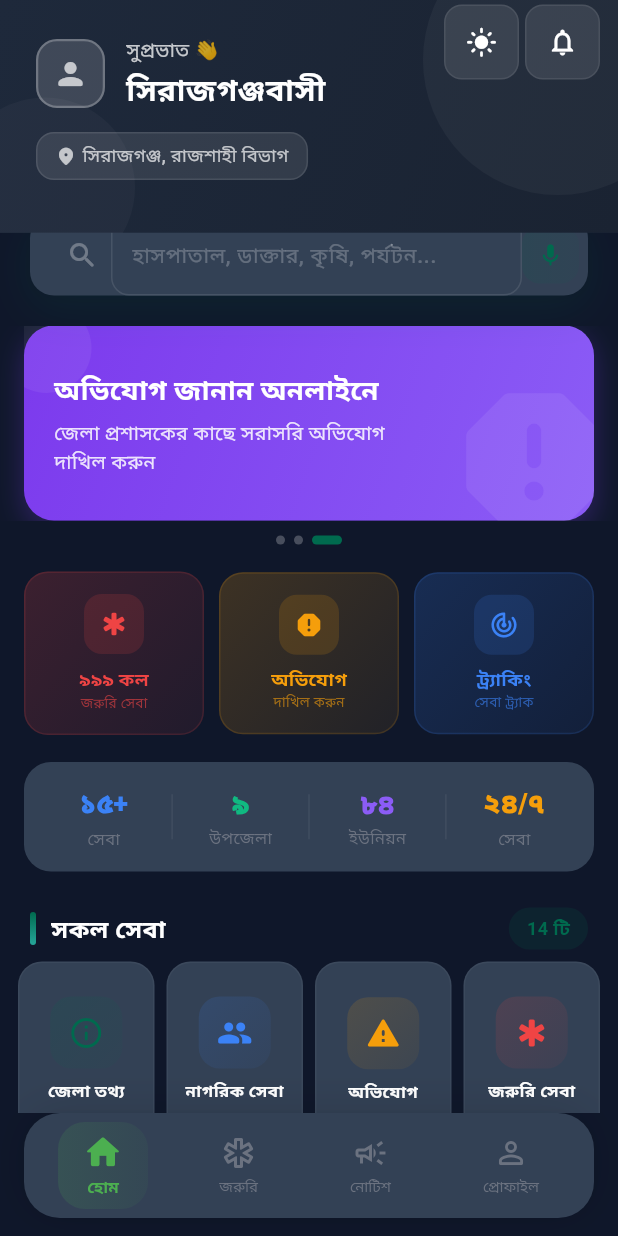
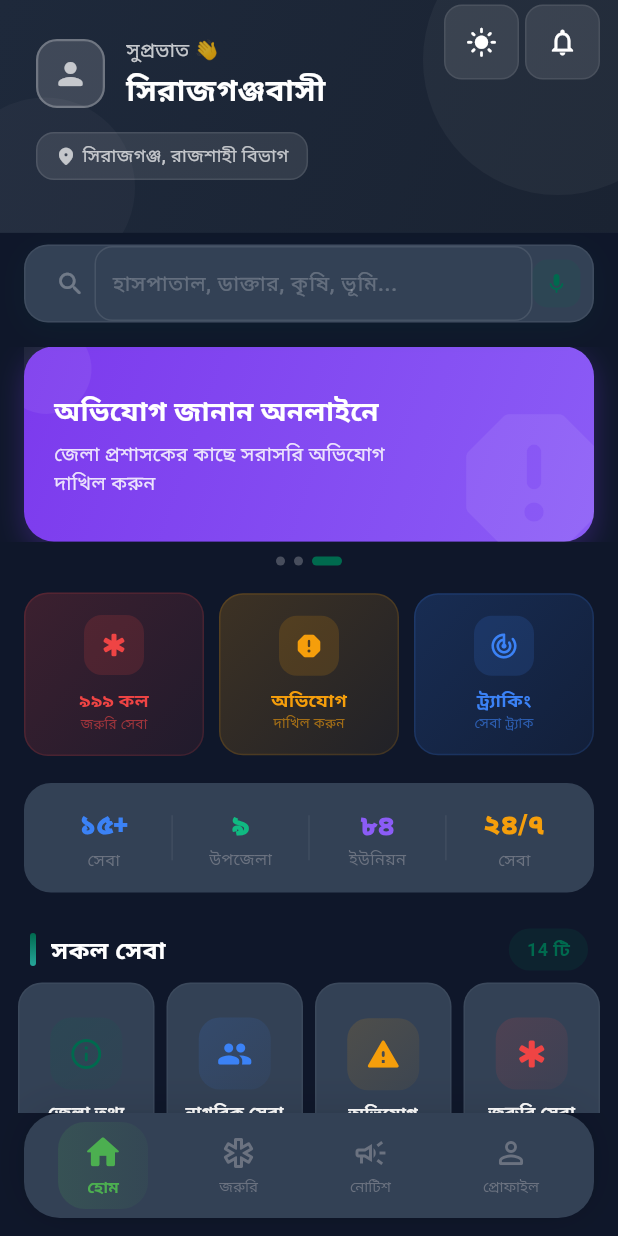
Before and after one commit to Atikul-debug/Jelasheba-App, a Flutter app: the screen it shows after launch, after a tap on the "dark mode" icon, on a phone screen of 412 x 824 dp. Run offline on Flutter 3.47's test engine with Material 3 defaults, Android fonts, the phone set to English and light mode, and no system bars; our stand-ins replace shared_preferences.

Commit message:
Make search bar sticky (pinned) on scroll + improved design
Search bar now uses SliverPersistentHeader with pinned: true
- Stays visible at top when user scrolls down
- Never disappears behind content
- Gets subtle shadow when scrolled (overlapping detection)

Design improvements:
- Active border: green border appears when typing
- Compact 68px height, centered vertically
- Background matches scaffold color for seamless look
- Smooth transition between states
- Separate _SearchBarDelegate class for clean code

Co-Authored-By: Claude Opus 4.6 (1M context) <noreply@anthropic.com>

```diff
--- a/lib/features/home/screens/home_screen.dart
+++ b/lib/features/home/screens/home_screen.dart
@@ -281,91 +281,16 @@ class _HomeScreenState extends State<HomeScreen> with TickerProviderStateMixin {
           ],
         ),
 
-        // Search Bar - Premium Design
-        SliverToBoxAdapter(
-          child: Transform.translate(
-            offset: const Offset(0, -12),
-            child: Padding(
-              padding: const EdgeInsets.symmetric(horizontal: 20),
-              child: Container(
-                decoration: BoxDecoration(
-                  color: isDark ? AppColors.darkCard : Colors.white,
-                  borderRadius: BorderRadius.circular(16),
-                  boxShadow: [
-                    BoxShadow(color: AppColors.primary.withValues(alpha: isDark ? 0.15 : 0.12), blurRadius: 24, offset: const Offset(0, 8)),
-                    BoxShadow(color: Colors.black.withValues(alpha: 0.04), blurRadius: 8, offset: const Offset(0, 2)),
-                  ],
-                ),
-                child: Row(
-                  children: [
-                    // Search icon
-                    Padding(
-                      padding: const EdgeInsets.only(left: 16),
-                      child: AnimatedContainer(
-                        duration: const Duration(milliseconds: 200),
-                        padding: const EdgeInsets.all(8),
-                        decoration: BoxDecoration(
-                          color: _searchQuery.isNotEmpty ? AppColors.primary.withValues(alpha: 0.1) : Colors.transparent,
-                          borderRadius: BorderRadius.circular(10),
-                        ),
-                        child: Icon(
-                          Icons.search_rounded,
-                          color: _searchQuery.isNotEmpty ? AppColors.primary : (isDark ? Colors.white30 : Colors.grey[400]),
-                          size: 22,
-                        ),
-                      ),
-                    ),
-                    // Text field
-                    Expanded(
-                      child: TextField(
-                        controller: _searchController,
-                        focusNode: _searchFocus,
-                        style: const TextStyle(fontSize: 14, fontWeight: FontWeight.w500),
-                        decoration: InputDecoration(
-                          hintText: 'হাসপাতাল, ডাক্তার, কৃষি, পর্যটন...',
-                          hintStyle: TextStyle(color: isDark ? Colors.white24 : Colors.grey[350], fontSize: 14),
-                          border: InputBorder.none,
-                          contentPadding: const EdgeInsets.symmetric(horizontal: 10, vertical: 16),
-                        ),
-                        onChanged: (value) => setState(() => _searchQuery = value),
-                      ),
-                    ),
-                    // Clear / mic button
-                    if (_searchQuery.isNotEmpty)
-                      Padding(
-                        padding: const EdgeInsets.only(right: 6),
-                        child: Material(
-                          color: Colors.transparent,
-                          child: InkWell(
-                            onTap: () { _searchController.clear(); setState(() => _searchQuery = ''); _searchFocus.unfocus(); },
-                            borderRadius: BorderRadius.circular(12),
-                            child: Container(
-                              padding: const EdgeInsets.all(10),
-                              decoration: BoxDecoration(
-                                color: AppColors.error.withValues(alpha: 0.08),
-                                borderRadius: BorderRadius.circular(12),
-                              ),
-                              child: const Icon(Icons.close_rounded, color: AppColors.error, size: 18),
-                            ),
-                          ),
-                        ),
-                      )
-                    else
-                      Padding(
-                        padding: const EdgeInsets.only(right: 6),
-                        child: Container(
-                          padding: const EdgeInsets.all(10),
-                          decoration: BoxDecoration(
-                            gradient: LinearGradient(colors: [AppColors.primary.withValues(alpha: 0.12), AppColors.primary.withValues(alpha: 0.06)]),
-                            borderRadius: BorderRadius.circular(12),
-                          ),
-                          child: const Icon(Icons.mic_rounded, color: AppColors.primary, size: 18),
-                        ),
-                      ),
-                  ],
-                ),
-              ),
-            ),
+        // Sticky Search Bar - stays pinned on scroll
+        SliverPersistentHeader(
+          pinned: true,
+          delegate: _SearchBarDelegate(
+            isDark: isDark,
+            searchQuery: _searchQuery,
+            searchController: _searchController,
+            searchFocus: _searchFocus,
+            onChanged: (value) => setState(() => _searchQuery = value),
+            onClear: () { _searchController.clear(); setState(() => _searchQuery = ''); _searchFocus.unfocus(); },
           ),
         ),
 
@@ -1062,3 +987,117 @@ class _HomeScreenState extends State<HomeScreen> with TickerProviderStateMixin {
     );
   }
 }
+
+// Sticky search bar delegate
+class _SearchBarDelegate extends SliverPersistentHeaderDelegate {
+  final bool isDark;
+  final String searchQuery;
+  final TextEditingController searchController;
+  final FocusNode searchFocus;
+  final ValueChanged<String> onChanged;
+  final VoidCallback onClear;
+
+  _SearchBarDelegate({
+    required this.isDark,
+    required this.searchQuery,
+    required this.searchController,
+    required this.searchFocus,
+    required this.onChanged,
+    required this.onClear,
+  });
+
+  @override
+  double get maxExtent => 68;
+
+  @override
+  double get minExtent => 68;
+
+  @override
+  bool shouldRebuild(covariant _SearchBarDelegate oldDelegate) =>
+      oldDelegate.searchQuery != searchQuery || oldDelegate.isDark != isDark;
+
+  @override
+  Widget build(BuildContext context, double shrinkOffset, bool overlapsContent) {
+    return Container(
+      color: isDark ? AppColors.darkBackground : AppColors.background,
+      padding: const EdgeInsets.fromLTRB(16, 8, 16, 8),
+      child: Container(
+        decoration: BoxDecoration(
+          color: isDark ? AppColors.darkCard : Colors.white,
+          borderRadius: BorderRadius.circular(16),
+          boxShadow: [
+            if (shrinkOffset > 0)
+              BoxShadow(color: Colors.black.withValues(alpha: 0.08), blurRadius: 12, offset: const Offset(0, 4)),
+            BoxShadow(color: AppColors.primary.withValues(alpha: isDark ? 0.08 : 0.06), blurRadius: 16, offset: const Offset(0, 4)),
+          ],
+          border: Border.all(
+            color: searchQuery.isNotEmpty
+                ? AppColors.primary.withValues(alpha: 0.3)
+                : (isDark ? Colors.white.withValues(alpha: 0.06) : Colors.grey.withValues(alpha: 0.1)),
+            width: searchQuery.isNotEmpty ? 1.5 : 1,
+          ),
+        ),
+        child: Row(
+          children: [
+            // Search icon
+            Padding(
+              padding: const EdgeInsets.only(left: 14),
+              child: Container(
+                padding: const EdgeInsets.all(6),
+                decoration: BoxDecoration(
+                  color: searchQuery.isNotEmpty ? AppColors.primary.withValues(alpha: 0.1) : Colors.transparent,
+                  borderRadius: BorderRadius.circular(8),
+                ),
+                child: Icon(
+                  Icons.search_rounded,
+                  color: searchQuery.isNotEmpty ? AppColors.primary : (isDark ? Colors.white30 : Colors.grey[400]),
+                  size: 20,
+                ),
+              ),
+            ),
+            // Text field
+            Expanded(
+              child: TextField(
+                controller: searchController,
+                focusNode: searchFocus,
+                style: const TextStyle(fontSize: 14, fontWeight: FontWeight.w500),
+                decoration: InputDecoration(
+                  hintText: 'হাসপাতাল, ডাক্তার, কৃষি, ভূমি...',
+                  hintStyle: TextStyle(color: isDark ? Colors.white24 : Colors.grey[400], fontSize: 14),
+                  border: InputBorder.none,
+                  contentPadding: const EdgeInsets.symmetric(horizontal: 8, vertical: 14),
+                ),
+                onChanged: onChanged,
+              ),
+            ),
+            // Clear or mic
+            if (searchQuery.isNotEmpty)
+              Padding(
+                padding: const EdgeInsets.only(right: 8),
+                child: GestureDetector(
+                  onTap: onClear,
+                  child: Container(
+                    padding: const EdgeInsets.all(8),
+                    decoration: BoxDecoration(color: AppColors.error.withValues(alpha: 0.08), borderRadius: BorderRadius.circular(10)),
+                    child: const Icon(Icons.close_rounded, color: AppColors.error, size: 16),
+                  ),
+                ),
+              )
+            else
+              Padding(
+                padding: const EdgeInsets.only(right: 8),
+                child: Container(
+                  padding: const EdgeInsets.all(8),
+                  decoration: BoxDecoration(
+                    color: AppColors.primary.withValues(alpha: isDark ? 0.12 : 0.06),
+                    borderRadius: BorderRadius.circular(10),
+                  ),
+                  child: const Icon(Icons.mic_rounded, color: AppColors.primary, size: 16),
+                ),
+              ),
+          ],
+        ),
+      ),
+    );
+  }
+}
```
